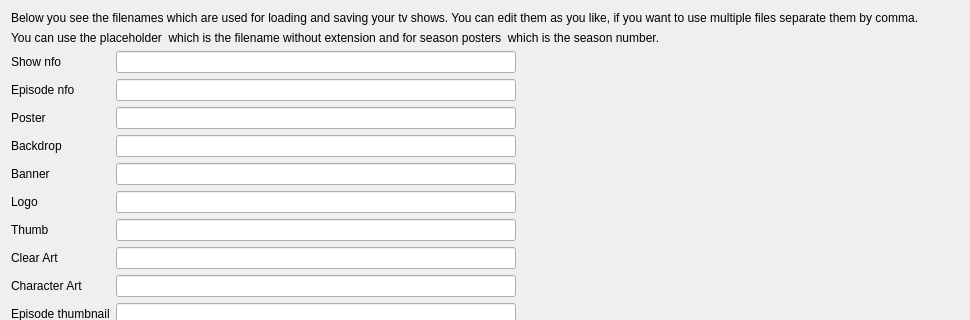
First picture: the form in src/ui/settings/TvShowSettingsWidget.ui, repository Komet/MediaElch, before the edit; both pictures show x 0 to 970 and y 0 to 320 of the 970 by 625 pixel window.
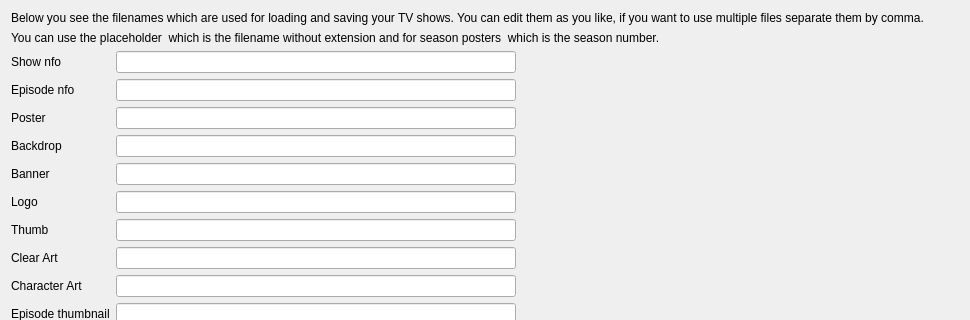
Second picture: the form after the edit.

Commit message:
[i18n] Write TV instead of tv for "TV show"
Use uppercase version of the abbreviation for television.

```diff
--- a/src/ui/settings/TvShowSettingsWidget.ui
+++ b/src/ui/settings/TvShowSettingsWidget.ui
@@ -14,7 +14,7 @@
    <item>
     <widget class="QLabel" name="label_46">
      <property name="text">
-      <string>Below you see the filenames which are used for loading and saving your tv shows. You can edit them as you like, if you want to use multiple files separate them by comma.</string>
+      <string>Below you see the filenames which are used for loading and saving your TV shows. You can edit them as you like, if you want to use multiple files separate them by comma.</string>
      </property>
      <property name="wordWrap">
       <bool>true</bool>
```
The commit also changes 27 other files.
